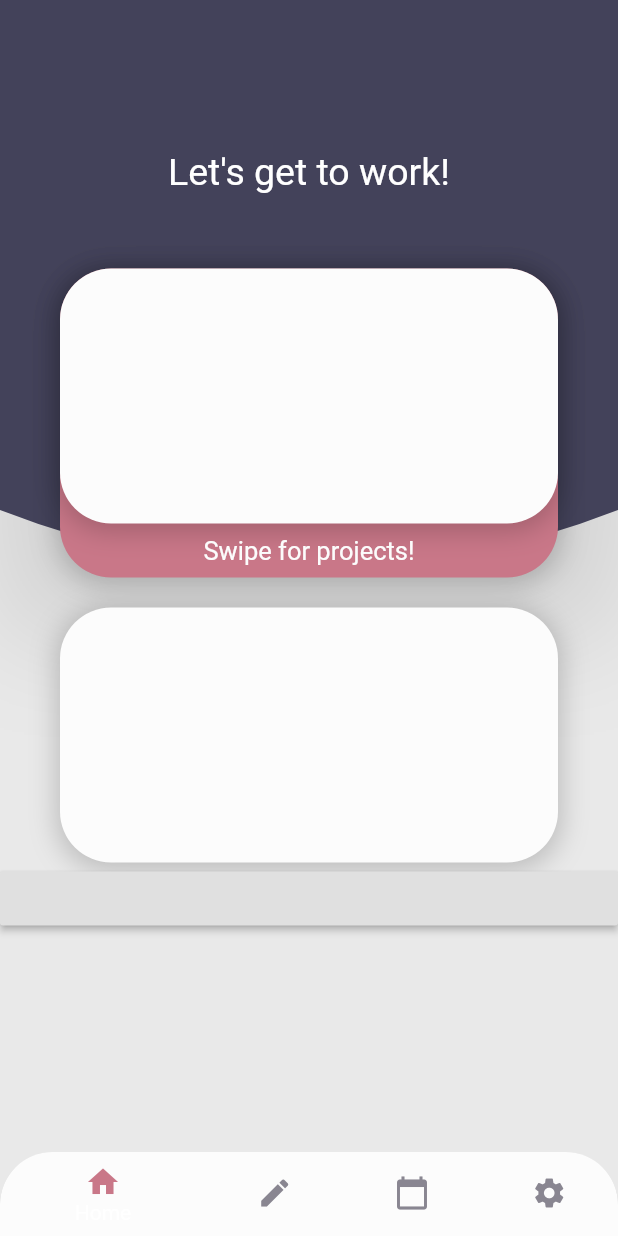
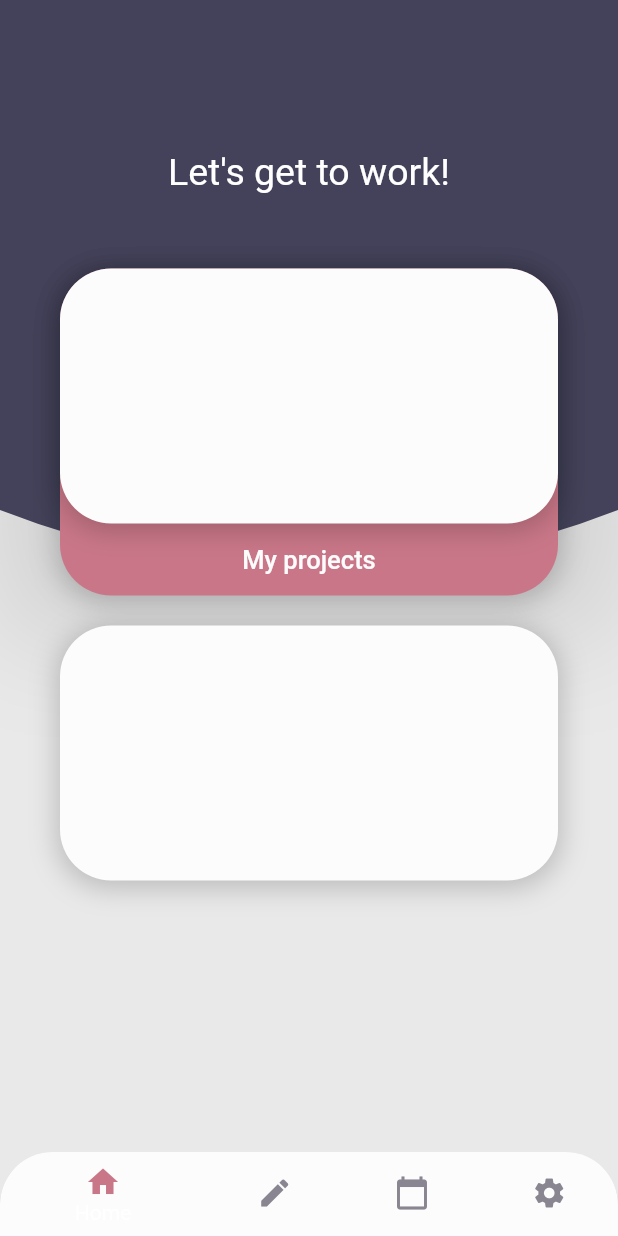
Before and after one commit to bdasgupta02/workly, a Flutter app: the NavbarWrapper screen opened directly, on a phone screen of 412 x 824 dp. Run offline on Flutter 3.47's test engine with Material 2 defaults, Android fonts, the phone set to English and light mode, and no system bars; statements that could not run were skipped.

Commit message:
Adding a navbar, a home page and swipe gestures

```diff
--- a/workly/lib/screens/home.dart
+++ b/workly/lib/screens/home.dart
@@ -78,14 +78,15 @@ class _HomeState extends State<Home> {
                 child: Column(
                   children: <Widget>[
                     BackBoxWhiteNoMargin(),
-                    Container(
-                      padding: EdgeInsets.all(8),
+                    FlatButton(
                       child: Text(
-                        //[Action] Need to change this to a button with a transparent background for OnPressed to Project screen
-                        'Swipe for projects!',
+                        'My projects',
                         style:
                             TextStyle(color: Color(0xFFFCFCFC), fontSize: 17),
                       ),
+                      onPressed: () {
+                        navState.customPage(1);
+                      },
                     ),
                   ],
                 ),
@@ -95,16 +96,6 @@ class _HomeState extends State<Home> {
                 padding: EdgeInsets.only(bottom: 20),
               ),
               BackBoxWhite(),
-              RaisedButton(
-                onPressed: () {
-                  //
-                  NavbarWrapperState.selectedPage = 1;
-                  Navigator.push(
-                    context,
-                    MaterialPageRoute(builder: (context) => NavbarWrapper()),
-                  );
-                },
-              )
             ],
           ),
         ],
--- a/workly/lib/wrappers/navbar_wrapper.dart
+++ b/workly/lib/wrappers/navbar_wrapper.dart
@@ -3,20 +3,32 @@ import 'package:workly/screens/home.dart';
 import 'package:workly/screens/calendar.dart';
 import 'package:workly/screens/main_settings.dart';
 
+_NavbarWrapperState navState; //[Action] Better to use a Provider than a global variable to change this state externally.
+
 class NavbarWrapper extends StatefulWidget {
   @override
-  NavbarWrapperState createState() => NavbarWrapperState();
+  _NavbarWrapperState createState() {
+    navState = _NavbarWrapperState();
+    return navState;
+  }
 }
 
-class NavbarWrapperState extends State<NavbarWrapper> { //[Note] Public to be accessed by other screens
-  static int selectedPage = 0;
+class _NavbarWrapperState extends State<NavbarWrapper> {
+  static int _selectedPage = 0;
+  var _pageController = PageController(initialPage: _selectedPage);
   final _pageOptions = [
     Home(),
     Calendar(),
     Calendar(),
     MainSettings(),
   ];
-  var _pageController = PageController(initialPage: selectedPage);
+
+  void customPage(int i) {
+    this.setState(() {
+      _selectedPage = i;
+      _pageController.jumpToPage(_selectedPage);
+    });
+  }
 
   @override
   Widget build(BuildContext context) {
@@ -26,7 +38,7 @@ class NavbarWrapperState extends State<NavbarWrapper> { //[Note] Public to be ac
         children: _pageOptions,
         onPageChanged: (index) {
           setState(() {
-            selectedPage = index;
+            _selectedPage = index;
           });
         },
         controller: _pageController,
@@ -34,11 +46,11 @@ class NavbarWrapperState extends State<NavbarWrapper> { //[Note] Public to be ac
       bottomNavigationBar: ClipRRect(
         borderRadius: BorderRadius.only(topLeft: Radius.circular(35), topRight: Radius.circular(35)),
         child: BottomNavigationBar(
-          currentIndex: selectedPage,
+          currentIndex: _selectedPage,
           onTap: (int index) {
             setState(() {
-              selectedPage = index;
-              _pageController.animateToPage(selectedPage, duration: Duration(milliseconds: 200), curve: Curves.linear);
+              _selectedPage = index;
+              _pageController.animateToPage(_selectedPage, duration: Duration(milliseconds: 200), curve: Curves.linear);
             });
           },
           items: [
```
